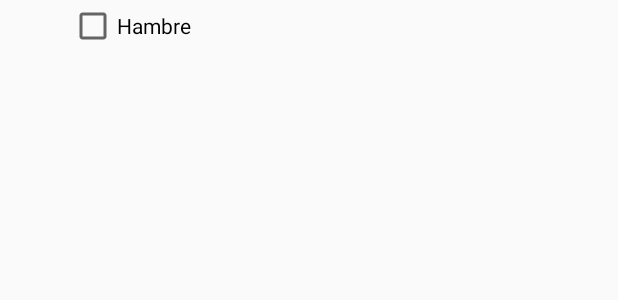
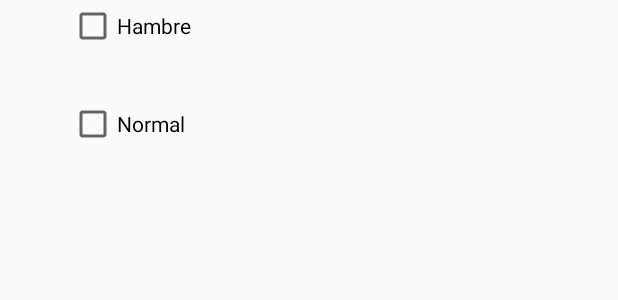
Before and after one commit to Josemi/AVC-TFG, an Android app: the layout activity_estado.xml on its own in the app's theme, with its tools: preview values and no code run, on a phone screen of 412 x 824 dp. Shown: the part 517-817 px from the top of the screen. Run offline under Robolectric (Android 15) with nearby library versions, the phone set to English and light mode, and no system bars.

Commit message:
Añadido el estado normal
Añadido el estado normal #45

```diff
--- a/app/AplicacionGSAudios/app/src/main/java/com/example/josemi/aplicacingsaudios/EstadoActivity.java
+++ b/app/AplicacionGSAudios/app/src/main/java/com/example/josemi/aplicacingsaudios/EstadoActivity.java
@@ -35,7 +35,7 @@ public class EstadoActivity extends AppCompatActivity {
     //Variables
     private String paciente,ruta,nf,csv; //Strings con el nombre del paciente, la ruta, el nombre del fichero y el nombre del csv
     private TextView texto; //TextView que se muestra en la parte superior de la pantalla
-    private CheckBox es1,es2,es3,es4,si,no; //Checkbox con las opciones de los estamos
+    private CheckBox es1,es2,es3,es4,es5,si,no; //Checkbox con las opciones de los estamos
     private Button selec; //Botón selec
     private List<CheckBox> checksEs,checksSN; //Lista de los distintos checkbox
     private File acsv; //Archivo
@@ -72,6 +72,8 @@ public class EstadoActivity extends AppCompatActivity {
         checksEs.add(es3);
         es4= findViewById(R.id.es4);
         checksEs.add(es4);
+        es5 = findViewById(R.id.es5);
+        checksEs.add(es5);
         si = findViewById(R.id.si);
         checksSN.add(si);
         no = findViewById(R.id.no);
--- a/app/AplicacionGSAudios/app/src/main/res/layout/activity_estado.xml
+++ b/app/AplicacionGSAudios/app/src/main/res/layout/activity_estado.xml
@@ -103,5 +103,14 @@
         android:layout_marginTop="346dp"
         android:text="Hambre" />
 
+    <CheckBox
+        android:id="@+id/es5"
+        android:layout_width="wrap_content"
+        android:layout_height="wrap_content"
+        android:layout_alignParentTop="true"
+        android:layout_marginStart="46dp"
+        android:layout_marginTop="411dp"
+        android:text="Normal" />
+
 
 </RelativeLayout>
```
